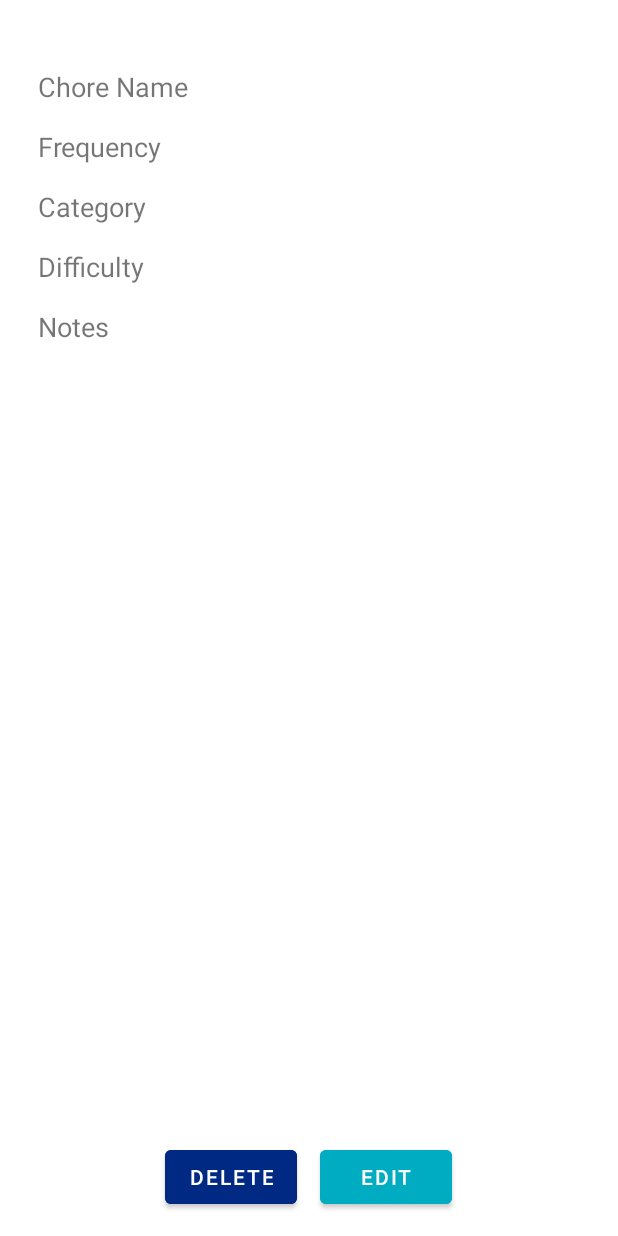
After one commit to Doug2D2/chore-divvy-android, an Android app: the layout fragment_chore_detail.xml on its own in the app's theme, with its tools: preview values and no code run, on a phone screen of 412 x 824 dp. The commit adds this screen. Run offline under Robolectric (Android 15) with nearby library versions, the phone set to English and light mode, and no system bars.

Commit message:
Working on chore detail

```diff
--- a/app/src/main/java/com/doug2d2/chore_divvy_android/MainActivity.kt
+++ b/app/src/main/java/com/doug2d2/chore_divvy_android/MainActivity.kt
@@ -101,6 +101,11 @@ class MainActivity : AppCompatActivity(), NavigationView.OnNavigationItemSelecte
                     toolBar.title = "Edit Chore"
                     toolBar.setDisplayHomeAsUpEnabled(true)
                 }
+                R.id.choreDetailFragment -> {
+                    // TODO: Change toolbar title
+                    toolBar.title = "Chore Detail"
+                    toolBar.setDisplayHomeAsUpEnabled(true)
+                }
                 else -> {
                     toolBar.setDisplayHomeAsUpEnabled(true)
                 }
--- a/app/src/main/java/com/doug2d2/chore_divvy_android/Utils.kt
+++ b/app/src/main/java/com/doug2d2/chore_divvy_android/Utils.kt
@@ -1,9 +1,15 @@
 package com.doug2d2.chore_divvy_android
 
+import android.app.AlertDialog
 import android.content.Context
+import android.content.DialogInterface
 import android.content.SharedPreferences
+import android.view.ContextThemeWrapper
+import android.view.View
 import android.view.inputmethod.InputMethodManager
 import androidx.fragment.app.FragmentActivity
+import com.doug2d2.chore_divvy_android.chore.ChoreListViewModel
+import com.doug2d2.chore_divvy_android.database.Chore
 
 // Utils contains common functions used by multiple fragments
 object Utils {
--- /dev/null
+++ b/app/src/main/res/layout/fragment_chore_detail.xml
@@ -0,0 +1,102 @@
+<?xml version="1.0" encoding="utf-8"?>
+<layout xmlns:android="http://schemas.android.com/apk/res/android"
+    xmlns:app="http://schemas.android.com/apk/res-auto"
+    xmlns:tools="http://schemas.android.com/tools">
+
+    <data>
+        <variable
+            name="viewModel"
+            type="com.doug2d2.chore_divvy_android.chore.ChoreDetailViewModel" />
+    </data>
+
+    <androidx.constraintlayout.widget.ConstraintLayout
+        android:layout_width="match_parent"
+        android:layout_height="match_parent"
+        android:layout_marginTop="@dimen/marginTopBottom"
+        android:layout_marginStart="@dimen/marginStartEnd"
+        android:layout_marginEnd="@dimen/marginStartEnd"
+        tools:context=".chore.ChoreDetailFragment" >
+
+        <TextView
+            android:id="@+id/chore_name"
+            android:layout_width="match_parent"
+            android:layout_height="wrap_content"
+            android:textSize="18sp"
+            android:layout_marginTop="@dimen/marginBetweenElements"
+            app:layout_constraintTop_toTopOf="parent"
+            android:text="@string/choreName_detail_text"
+            tools:text="Chore Name" />
+
+        <TextView
+            android:id="@+id/frequency"
+            android:layout_width="match_parent"
+            android:layout_height="wrap_content"
+            android:textSize="18sp"
+            android:layout_marginTop="@dimen/marginBetweenElements"
+            app:layout_constraintTop_toBottomOf="@+id/chore_name"
+            android:text="@string/frequency_detail_text"
+            tools:text="Frequency" />
+
+        <TextView
+            android:id="@+id/category"
+            android:layout_width="match_parent"
+            android:layout_height="wrap_content"
+            android:textSize="18sp"
+            android:layout_marginTop="@dimen/marginBetweenElements"
+            app:layout_constraintTop_toBottomOf="@+id/frequency"
+            android:text="@string/category_detail_text"
+            tools:text="Category" />
+
+        <TextView
+            android:id="@+id/difficulty"
+            android:layout_width="match_parent"
+            android:layout_height="wrap_content"
+            android:textSize="18sp"
+            android:layout_marginTop="@dimen/marginBetweenElements"
+            app:layout_constraintTop_toBottomOf="@+id/category"
+            android:text="@string/difficulty_detail_text"
+            tools:text="Difficulty" />
+
+        <TextView
+            android:id="@+id/notes"
+            android:layout_width="match_parent"
+            android:layout_height="wrap_content"
+            android:textSize="18sp"
+            android:layout_marginTop="@dimen/marginBetweenElements"
+            app:layout_constraintTop_toBottomOf="@+id/difficulty"
+            android:text="@string/notes_detail_text"
+            tools:text="Notes" />
+
+        <LinearLayout
+            android:layout_width="match_parent"
+            android:layout_height="wrap_content"
+            android:gravity="center_horizontal|top"
+            app:layout_constraintBottom_toBottomOf="parent"
+            android:orientation="horizontal" >
+
+            <Button
+                android:id="@+id/deleteButton"
+                android:layout_width="wrap_content"
+                android:layout_height="wrap_content"
+                android:layout_marginBottom="@dimen/marginBetweenElements"
+                android:layout_marginEnd="@dimen/marginBetweenElements"
+                android:text="@string/delete_button_text"
+                android:backgroundTint="@color/colorAccentDark"
+                android:layout_centerInParent="true"
+                android:onClick="@{() -> viewModel.onDelete()}"/>
+
+            <Button
+                android:id="@+id/editButton"
+                android:layout_width="wrap_content"
+                android:layout_height="wrap_content"
+                android:layout_marginBottom="@dimen/marginBetweenElements"
+                android:text="@string/edit_button_text"
+                android:backgroundTint="@color/colorPrimary"
+                android:layout_centerInParent="true"
+                android:onClick="@{() -> viewModel.onEdit()}"/>
+
+        </LinearLayout>
+
+    </androidx.constraintlayout.widget.ConstraintLayout>
+
+</layout>
--- a/app/src/main/res/values/strings.xml
+++ b/app/src/main/res/values/strings.xml
@@ -23,4 +23,11 @@
     <string name="edit_menu_item_text">Edit</string>
     <string name="delete_menu_item_text">Delete</string>
     <string name="sign_up_link_text">Don\'t have an account? Sign up</string>
+    <string name="delete_button_text">Delete</string>
+    <string name="edit_button_text">Edit</string>
+    <string name="choreName_detail_text">&lt;b>Chore:&lt;/b> %1$s</string>
+    <string name="frequency_detail_text">&lt;b>Frequency:&lt;/b> %1$d</string>
+    <string name="category_detail_text">&lt;b>Category:&lt;/b> %1$d</string>
+    <string name="difficulty_detail_text">&lt;b>Difficulty:&lt;/b> %1$s</string>
+    <string name="notes_detail_text">&lt;b>Notes:&lt;/b> %1$s</string>
 </resources>
```
Also changed, not shown: app/src/main/java/com/doug2d2/chore_divvy_android/chore/ChoreDetailFragment.kt (added, +126 -0 lines), app/src/main/java/com/doug2d2/chore_divvy_android/chore/ChoreDetailViewModel.kt (added, +79 -0 lines), app/src/main/java/com/doug2d2/chore_divvy_android/chore/ChoreDetailViewModelFactory.kt (added, +16 -0 lines), app/src/main/java/com/doug2d2/chore_divvy_android/chore/ChoreListAdapter.kt (+13 -3 lines), app/src/main/java/com/doug2d2/chore_divvy_android/chore/ChoreListFragment.kt (+14 -0 lines), app/src/main/java/com/doug2d2/chore_divvy_android/chore/ChoreListViewModel.kt (+16 -0 lines), app/src/main/res/navigation/navigation.xml (+15 -0 lines).
